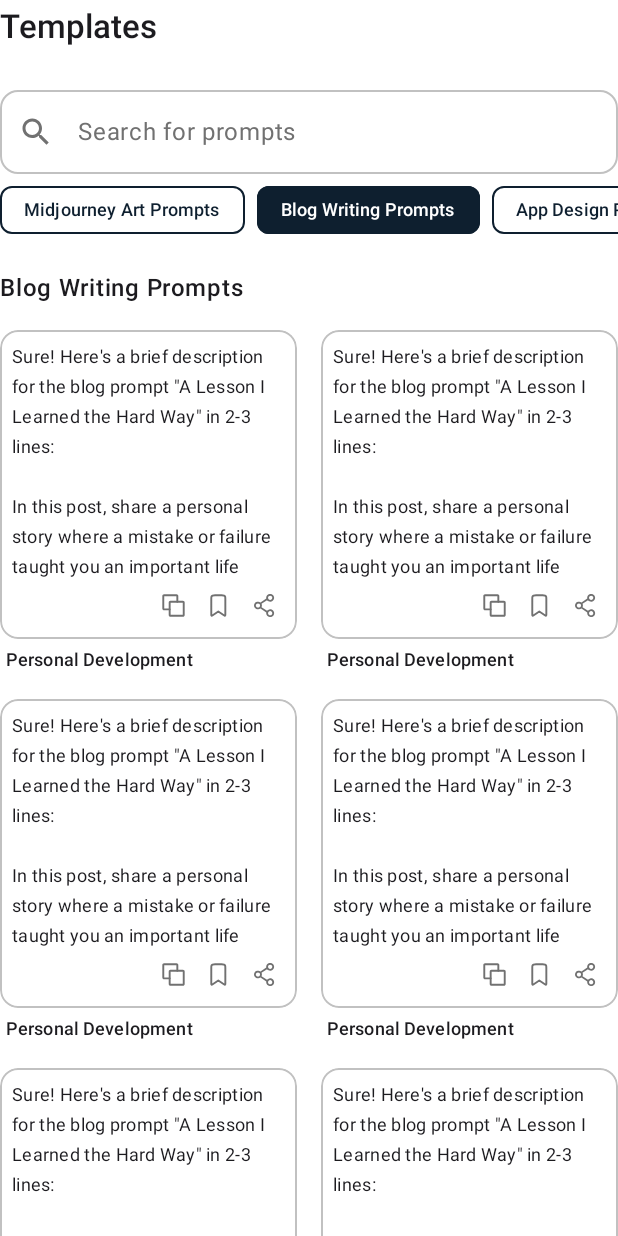
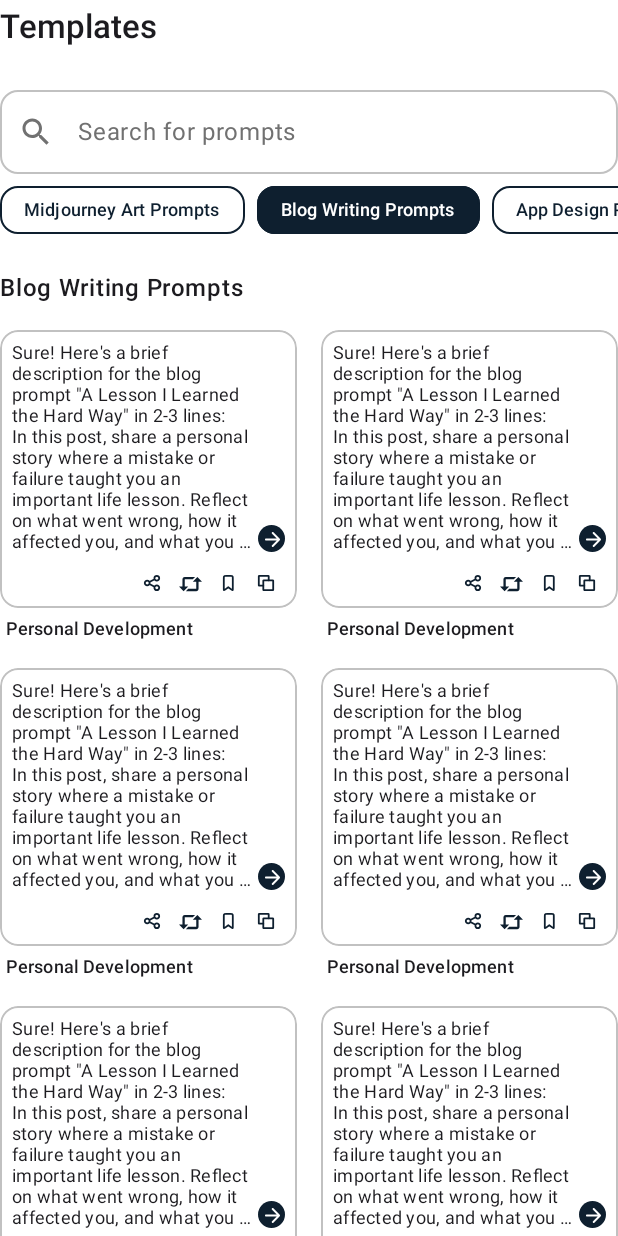
Before and after one commit to khubaibbaloch/PromptAI, an Android app built with Jetpack Compose: the @Preview function PromptTemplateScreenPreview, on a phone screen of 412 x 824 dp. Run offline under Robolectric (Android 15) with nearby library versions, the phone set to English and light mode, and no system bars.

Commit message:
Refactor: Enhance PromptCard UI and add new icons
This commit refines the UI of the `PromptCard` composable in `PromptTemplateScreen.kt` and introduces new vector drawable icons.

**`PromptTemplateScreen.kt` Changes:**
- **`PromptCard` UI Update:**
    - The card now displays the prompt description and a "Show More" icon button (a left arrow in a circle) aligned to the end of the text.
    - The action icons (Share, Reshare, Save, Copy) are now smaller, use `PrimaryColor` for their tint, and are positioned at the bottom right of the card.
    - The new icons `bold_share_icon`, `bold_reshare_icon`, `bold_save_icon`, and `bold_copy_icon` are used for these actions.
    - `left_arrow_icon` is used for the "Show More" button.
    - Text within the card now has `lineHeight = 14.sp` and uses `TextOverflow.Ellipsis` with a `maxLines = 10`.
    - Padding and spacing within the card have been adjusted.
    - The "Show More" button has a `CircleShape` background with `PrimaryColor`.
- **`FilterChip` Shape:**
    - `FilterChip` components now have a `RoundedCornerShape(12.dp)`.
- **Preview Size:**
    - The `PromptTemplateScreenPreview` width has been changed from `428dp` to `360dp`.

**New Vector Drawable Resources:**
- `app/src/main/res/drawable/bold_copy_icon.xml`: New icon for copy action.
- `app/src/main/res/drawable/bold_reshare_icon.xml`: New icon for reshare action.
- `app/src/main/res/drawable/bold_save_icon.xml`: New icon for save/bookmark action.
- `app/src/main/res/drawable/bold_share_icon.xml`: New icon for share action.
- `app/src/main/res/drawable/left_arrow_icon.xml`: New icon for "Show More" indication.

```diff
--- a/app/src/main/java/com/promptai/app/presentation/screens/templatesScreen/PromptTemplateScreen.kt
+++ b/app/src/main/java/com/promptai/app/presentation/screens/templatesScreen/PromptTemplateScreen.kt
@@ -4,12 +4,12 @@ import androidx.compose.foundation.BorderStroke
 import androidx.compose.foundation.background
 import androidx.compose.foundation.border
 import androidx.compose.foundation.layout.*
-import androidx.compose.foundation.lazy.LazyColumn
 import androidx.compose.foundation.lazy.LazyRow
 import androidx.compose.foundation.lazy.grid.GridCells
 import androidx.compose.foundation.lazy.grid.LazyVerticalGrid
 import androidx.compose.foundation.lazy.grid.items
 import androidx.compose.foundation.lazy.items
+import androidx.compose.foundation.shape.CircleShape
 import androidx.compose.foundation.shape.RoundedCornerShape
 import androidx.compose.material.icons.Icons
 import androidx.compose.material.icons.filled.Search
@@ -22,6 +22,7 @@ import androidx.compose.ui.draw.clip
 import androidx.compose.ui.graphics.Color
 import androidx.compose.ui.res.painterResource
 import androidx.compose.ui.text.font.FontWeight
+import androidx.compose.ui.text.style.TextOverflow
 import androidx.compose.ui.tooling.preview.Preview
 import androidx.compose.ui.unit.dp
 import androidx.compose.ui.unit.sp
@@ -48,22 +49,22 @@ fun PromptTemplateScreen() {
     val blogWritingPrompts = remember {
         listOf(
             PromptTemplate(
-                "Sure! Here's a brief description for the blog prompt \"A Lesson I Learned the Hard Way\" in 2-3 lines:\n\nIn this post, share a personal story where a mistake or failure taught you an important life lesson. Reflect on what went wrong, how it affected you, and what you learned from the experience."
+                "Sure! Here's a brief description for the blog prompt \"A Lesson I Learned the Hard Way\" in 2-3 lines:\nIn this post, share a personal story where a mistake or failure taught you an important life lesson. Reflect on what went wrong, how it affected you, and what you learned from the experience."
             ),
             PromptTemplate(
-                "Sure! Here's a brief description for the blog prompt \"A Lesson I Learned the Hard Way\" in 2-3 lines:\n\nIn this post, share a personal story where a mistake or failure taught you an important life lesson. Reflect on what went wrong, how it affected you, and what you learned from the experience."
+                "Sure! Here's a brief description for the blog prompt \"A Lesson I Learned the Hard Way\" in 2-3 lines:\nIn this post, share a personal story where a mistake or failure taught you an important life lesson. Reflect on what went wrong, how it affected you, and what you learned from the experience."
             ),
             PromptTemplate(
-                "Sure! Here's a brief description for the blog prompt \"A Lesson I Learned the Hard Way\" in 2-3 lines:\n\nIn this post, share a personal story where a mistake or failure taught you an important life lesson. Reflect on what went wrong, how it affected you, and what you learned from the experience."
+                "Sure! Here's a brief description for the blog prompt \"A Lesson I Learned the Hard Way\" in 2-3 lines:\nIn this post, share a personal story where a mistake or failure taught you an important life lesson. Reflect on what went wrong, how it affected you, and what you learned from the experience."
             ),
             PromptTemplate(
-                "Sure! Here's a brief description for the blog prompt \"A Lesson I Learned the Hard Way\" in 2-3 lines:\n\nIn this post, share a personal story where a mistake or failure taught you an important life lesson. Reflect on what went wrong, how it affected you, and what you learned from the experience."
+                "Sure! Here's a brief description for the blog prompt \"A Lesson I Learned the Hard Way\" in 2-3 lines:\nIn this post, share a personal story where a mistake or failure taught you an important life lesson. Reflect on what went wrong, how it affected you, and what you learned from the experience."
             ),
             PromptTemplate(
-                "Sure! Here's a brief description for the blog prompt \"A Lesson I Learned the Hard Way\" in 2-3 lines:\n\nIn this post, share a personal story where a mistake or failure taught you an important life lesson. Reflect on what went wrong, how it affected you, and what you learned from the experience."
+                "Sure! Here's a brief description for the blog prompt \"A Lesson I Learned the Hard Way\" in 2-3 lines:\nIn this post, share a personal story where a mistake or failure taught you an important life lesson. Reflect on what went wrong, how it affected you, and what you learned from the experience."
             ),
             PromptTemplate(
-                "Sure! Here's a brief description for the blog prompt \"A Lesson I Learned the Hard Way\" in 2-3 lines:\n\nIn this post, share a personal story where a mistake or failure taught you an important life lesson. Reflect on what went wrong, how it affected you, and what you learned from the experience."
+                "Sure! Here's a brief description for the blog prompt \"A Lesson I Learned the Hard Way\" in 2-3 lines:\nIn this post, share a personal story where a mistake or failure taught you an important life lesson. Reflect on what went wrong, how it affected you, and what you learned from the experience."
             )
 
         )
@@ -137,6 +138,7 @@ fun PromptTemplateScreen() {
                         selectedContainerColor = PrimaryColor,
                         containerColor = Color.Transparent
                     ),
+                    shape = RoundedCornerShape(12.dp),
                     border = BorderStroke(
                         width = 1.dp,
                         color = PrimaryColor
@@ -171,7 +173,7 @@ fun PromptTemplateScreen() {
                 ) {
                     PromptCard(
                         prompt = prompt,
-                        showNextArrow = true
+                        onMoreClick = {}
                     )
 
                     // This is the text below the card (outside the card)
@@ -197,64 +199,96 @@ fun PromptTemplateScreen() {
 }
 
 @Composable
-fun PromptCard(prompt: PromptTemplate, showNextArrow: Boolean = false) {
+fun PromptCard(
+    prompt: PromptTemplate,
+    onMoreClick: () -> Unit
+) {
     Column(
         modifier = Modifier
             .fillMaxWidth()
-            .wrapContentHeight()
             .clip(RoundedCornerShape(12.dp))
             .background(Color.Transparent)
-            .border(1.dp, OutlineColor, shape = RoundedCornerShape(12.dp))
-             .padding(8.dp)
+            .border(1.dp, OutlineColor, RoundedCornerShape(12.dp))
+            .padding(top = 8.dp, end = 8.dp, start = 8.dp, bottom = 4.dp)
     ) {
-        Text(
-            text = prompt.description,
-            style = MaterialTheme.typography.bodyMedium.copy(
-                fontSize = 12.sp,
-                color = TextColor
-            ),
-            maxLines = 8,
-           // modifier = Modifier.padding(bottom = 16.dp)
-        )
+        val textStyle = MaterialTheme.typography.bodyMedium.copy(fontSize = 12.sp, color = TextColor)
+
+        // Row with Text and trailing Icon
+        Row(modifier = Modifier.fillMaxWidth()) {
+            Text(
+                text = prompt.description,
+                style = textStyle,
+                maxLines = 10,
+                overflow = TextOverflow.Ellipsis,
+                lineHeight = 14.sp,
+                modifier = Modifier
+                    .weight(1f)
+            )
+
+            IconButton(
+                onClick = { onMoreClick() },
+                modifier = Modifier
+                    .padding(start = 4.dp)
+                    .clip(CircleShape)
+                    .background(PrimaryColor)
+                    .size(18.dp)
+                    .align(Alignment.Bottom),
+
+            ) {
+                Icon(
+                    painter = painterResource(R.drawable.left_arrow_icon), // use your icon
+                    contentDescription = "Show More",
+                    tint = Color.White,
+                    modifier = Modifier.size(10.dp)
+                )
+            }
+        }
+
+        Spacer(modifier = Modifier.height(8.dp))
 
         Row(
             modifier = Modifier.fillMaxWidth(),
             horizontalArrangement = Arrangement.End,
             verticalAlignment = Alignment.CenterVertically
         ) {
-            IconButton(onClick = { }, modifier = Modifier.size(30.dp)) {
+            IconButton(onClick = { }, modifier = Modifier.size(25.dp)) {
                 Icon(
-                    painter = painterResource(R.drawable.copy_icon),
+                    painter = painterResource(R.drawable.bold_share_icon),
                     contentDescription = "Copy",
-                    tint = IconColor,
+                    tint = PrimaryColor,
+                    modifier = Modifier.size(12.dp)
+                )
+            }
+            IconButton(onClick = { },modifier = Modifier.size(25.dp)) {
+                Icon(
+                    painter = painterResource(R.drawable.bold_reshare_icon),
+                    contentDescription = "Bookmark",
+                    tint = PrimaryColor,
                     modifier = Modifier.size(15.dp)
                 )
             }
-           // Spacer(modifier = Modifier.width(16.dp))
-            IconButton(onClick = { },modifier = Modifier.size(30.dp)) {
+            IconButton(onClick = { },modifier = Modifier.size(25.dp)) {
                 Icon(
-                    painter = painterResource(R.drawable.save_icon),
-                    contentDescription = "Bookmark",
-                    tint = IconColor,
-                    modifier = Modifier.size(15.dp)
+                    painter = painterResource(R.drawable.bold_save_icon),
+                    contentDescription = "Share",
+                    tint =PrimaryColor,
+                    modifier = Modifier.size(12.dp)
                 )
             }
-            //Spacer(modifier = Modifier.width(16.dp))
-            IconButton(onClick = { },modifier = Modifier.size(30.dp)) {
+            IconButton(onClick = { },modifier = Modifier.size(25.dp)) {
                 Icon(
-                    painter = painterResource(R.drawable.share_icon),
+                    painter = painterResource(R.drawable.bold_copy_icon),
                     contentDescription = "Share",
-                    tint = IconColor,
-                    modifier = Modifier.size(15.dp)
+                    tint = PrimaryColor,
+                    modifier = Modifier.size(12.dp)
                 )
             }
         }
     }
-
 }
 
 
-@Preview(showBackground = true, widthDp = 428, heightDp = 700)
+@Preview(showBackground = true, widthDp = 360, heightDp = 700)
 @Composable
 fun PromptTemplateScreenPreview() {
     PromptTemplateScreen()
--- /dev/null
+++ b/app/src/main/res/drawable/bold_copy_icon.xml
@@ -0,0 +1,20 @@
+<vector xmlns:android="http://schemas.android.com/apk/res/android"
+    android:width="10dp"
+    android:height="10dp"
+    android:viewportWidth="10"
+    android:viewportHeight="10">
+  <path
+      android:strokeWidth="1"
+      android:pathData="M8.7,9H3.8C3.72,9 3.644,8.968 3.588,8.912C3.532,8.856 3.5,8.78 3.5,8.7V3.8C3.5,3.72 3.532,3.644 3.588,3.588C3.644,3.532 3.72,3.5 3.8,3.5H8.7C8.78,3.5 8.856,3.532 8.912,3.588C8.968,3.644 9,3.72 9,3.8V8.7C9,8.78 8.968,8.856 8.912,8.912C8.856,8.968 8.78,9 8.7,9Z"
+      android:strokeLineJoin="round"
+      android:fillColor="#00000000"
+      android:strokeColor="#1F2937"
+      android:strokeLineCap="round"/>
+  <path
+      android:strokeWidth="1"
+      android:pathData="M6.5,3.5V1.3C6.5,1.22 6.468,1.144 6.412,1.088C6.356,1.032 6.28,1 6.2,1H1.3C1.22,1 1.144,1.032 1.088,1.088C1.032,1.144 1,1.22 1,1.3V6.2C1,6.28 1.032,6.356 1.088,6.412C1.144,6.468 1.22,6.5 1.3,6.5H3.5"
+      android:strokeLineJoin="round"
+      android:fillColor="#00000000"
+      android:strokeColor="#1F2937"
+      android:strokeLineCap="round"/>
+</vector>
--- /dev/null
+++ b/app/src/main/res/drawable/bold_reshare_icon.xml
@@ -0,0 +1,11 @@
+<vector xmlns:android="http://schemas.android.com/apk/res/android"
+    android:width="13dp"
+    android:height="8dp"
+    android:viewportWidth="13"
+    android:viewportHeight="8">
+  <path
+      android:strokeWidth="1"
+      android:pathData="M11.814,2.167H10.55V6.667C10.55,6.892 10.463,7.105 10.311,7.261C10.16,7.416 9.958,7.5 9.75,7.5H5.085L5.41,7.167H10.25V2.167H8.985L10.399,0.715L11.814,2.167ZM3.25,0.5H7.915L7.59,0.833H2.75V5.833H4.015L2.6,7.284L1.186,5.833H2.45V1.333C2.45,1.108 2.537,0.895 2.688,0.739C2.84,0.584 3.042,0.5 3.25,0.5Z"
+      android:fillColor="#1F2937"
+      android:strokeColor="#1F2937"/>
+</vector>
--- /dev/null
+++ b/app/src/main/res/drawable/bold_save_icon.xml
@@ -0,0 +1,13 @@
+<vector xmlns:android="http://schemas.android.com/apk/res/android"
+    android:width="7dp"
+    android:height="10dp"
+    android:viewportWidth="7"
+    android:viewportHeight="10">
+  <path
+      android:strokeWidth="1"
+      android:pathData="M1,2.457C1,1.947 1,1.692 1.091,1.497C1.171,1.326 1.298,1.187 1.455,1.099C1.633,1 1.867,1 2.333,1H4.667C5.133,1 5.367,1 5.545,1.099C5.702,1.187 5.829,1.326 5.909,1.497C6,1.692 6,1.947 6,2.457V8.517C6,8.738 6,8.849 5.958,8.91C5.94,8.936 5.917,8.958 5.89,8.973C5.863,8.989 5.834,8.998 5.804,9C5.734,9.004 5.65,8.943 5.482,8.82L3.5,7.376L1.518,8.82C1.35,8.943 1.266,9.004 1.196,9C1.166,8.998 1.136,8.989 1.11,8.973C1.083,8.958 1.06,8.936 1.042,8.91C1,8.849 1,8.738 1,8.517V2.457Z"
+      android:strokeLineJoin="round"
+      android:fillColor="#00000000"
+      android:strokeColor="#1F2937"
+      android:strokeLineCap="round"/>
+</vector>
--- /dev/null
+++ b/app/src/main/res/drawable/bold_share_icon.xml
@@ -0,0 +1,13 @@
+<vector xmlns:android="http://schemas.android.com/apk/res/android"
+    android:width="10dp"
+    android:height="10dp"
+    android:viewportWidth="10"
+    android:viewportHeight="10">
+  <path
+      android:strokeWidth="1"
+      android:pathData="M3.533,4.422L6.467,2.911M3.533,5.578L6.467,7.089M1,5C1,5.354 1.14,5.693 1.391,5.943C1.641,6.193 1.98,6.333 2.333,6.333C2.687,6.333 3.026,6.193 3.276,5.943C3.526,5.693 3.667,5.354 3.667,5C3.667,4.646 3.526,4.307 3.276,4.057C3.026,3.807 2.687,3.667 2.333,3.667C1.98,3.667 1.641,3.807 1.391,4.057C1.14,4.307 1,4.646 1,5ZM6.333,2.333C6.333,2.687 6.474,3.026 6.724,3.276C6.974,3.526 7.313,3.667 7.667,3.667C8.02,3.667 8.359,3.526 8.609,3.276C8.86,3.026 9,2.687 9,2.333C9,1.98 8.86,1.641 8.609,1.391C8.359,1.14 8.02,1 7.667,1C7.313,1 6.974,1.14 6.724,1.391C6.474,1.641 6.333,1.98 6.333,2.333ZM6.333,7.667C6.333,8.02 6.474,8.359 6.724,8.609C6.974,8.86 7.313,9 7.667,9C8.02,9 8.359,8.86 8.609,8.609C8.86,8.359 9,8.02 9,7.667C9,7.313 8.86,6.974 8.609,6.724C8.359,6.474 8.02,6.333 7.667,6.333C7.313,6.333 6.974,6.474 6.724,6.724C6.474,6.974 6.333,7.313 6.333,7.667Z"
+      android:strokeLineJoin="round"
+      android:fillColor="#00000000"
+      android:strokeColor="#1F2937"
+      android:strokeLineCap="round"/>
+</vector>
--- /dev/null
+++ b/app/src/main/res/drawable/left_arrow_icon.xml
@@ -0,0 +1,9 @@
+<vector xmlns:android="http://schemas.android.com/apk/res/android"
+    android:width="8dp"
+    android:height="8dp"
+    android:viewportWidth="8"
+    android:viewportHeight="8">
+  <path
+      android:pathData="M6.254,4.524L3.737,7.1092C3.6342,7.2147 3.5849,7.3378 3.5891,7.4785C3.5932,7.6192 3.6467,7.7423 3.7498,7.8478C3.8526,7.9445 3.9724,7.9951 4.1094,7.9997C4.2464,8.0043 4.3662,7.9536 4.469,7.8478L7.8592,4.3657C7.9106,4.313 7.9471,4.2558 7.9686,4.1943C7.9902,4.1327 8.0007,4.0668 8,3.9964C7.9993,3.9261 7.9885,3.8601 7.9676,3.7986C7.9467,3.737 7.9104,3.6799 7.8587,3.6271L4.4685,0.1451C4.3743,0.0484 4.2565,0 4.115,0C3.9736,0 3.8517,0.0484 3.7493,0.1451C3.6466,0.2506 3.5952,0.376 3.5952,0.5213C3.5952,0.6665 3.6466,0.7917 3.7493,0.8969L6.254,3.4688H0.5137C0.3681,3.4688 0.2461,3.5195 0.1474,3.6208C0.0488,3.7221 -0.0003,3.8473 0,3.9964C0.0003,4.1456 0.0497,4.2709 0.1479,4.3726C0.2462,4.4742 0.3681,4.5247 0.5137,4.524H6.254Z"
+      android:fillColor="#F9FAFB"/>
+</vector>
```
